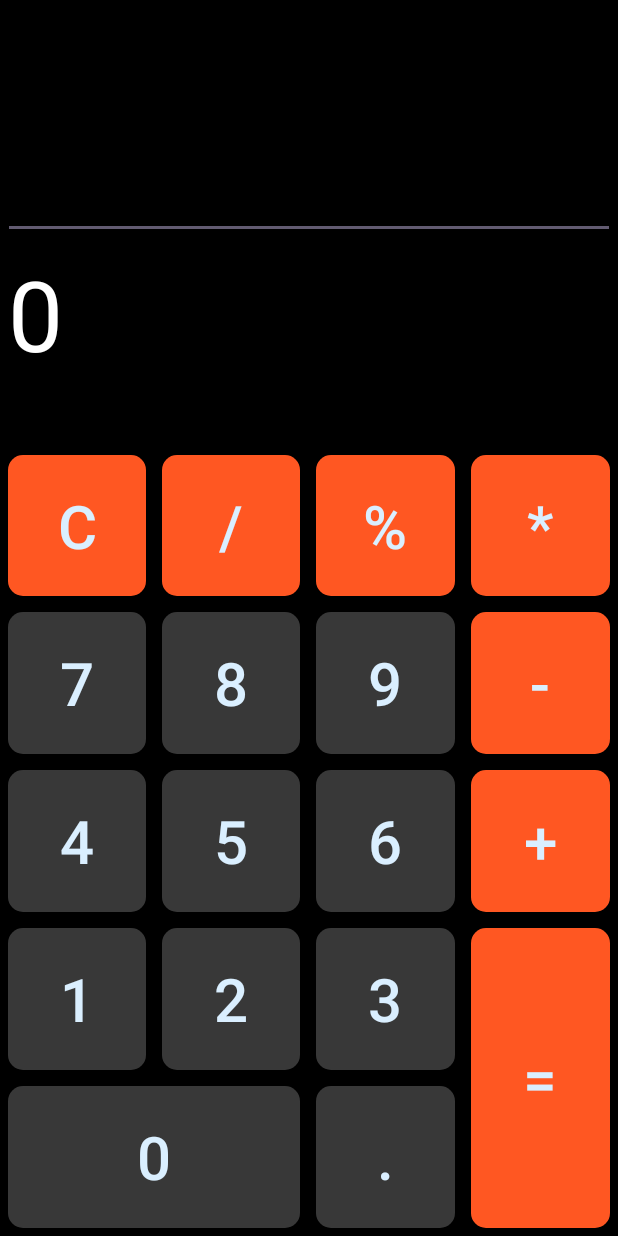
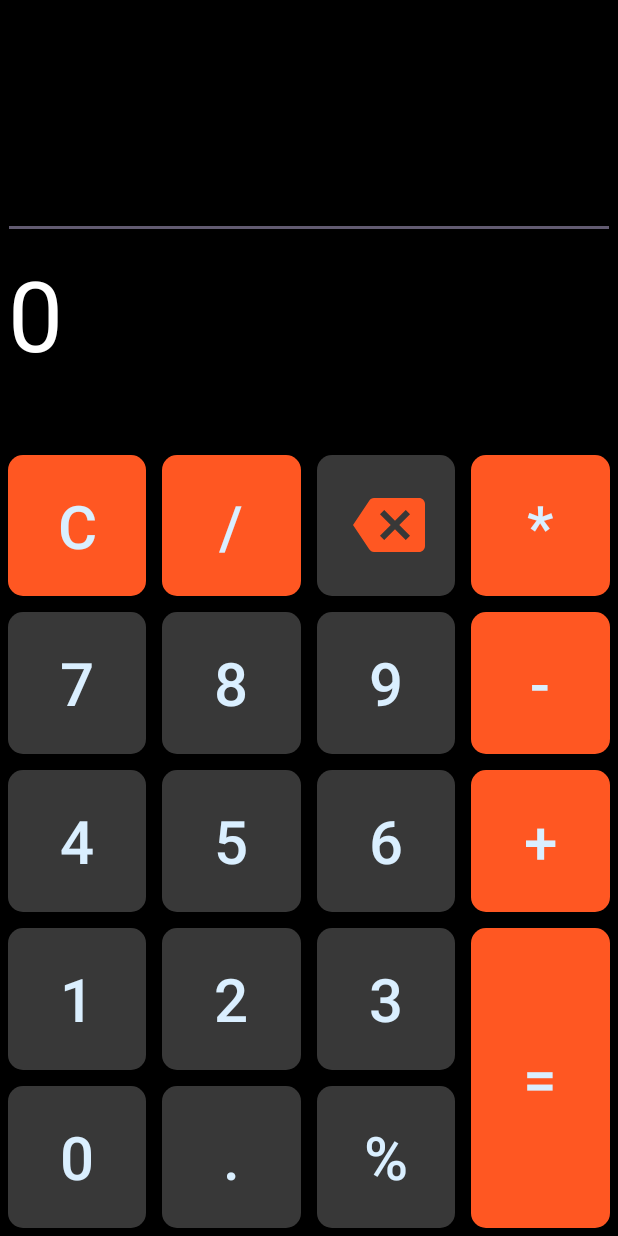
Before and after one commit to ali-ben-hammad/Calculatrice, an Android app: the screen it shows after launch (MainActivity), on a phone screen of 412 x 824 dp. Run offline under Robolectric (Android 15) with nearby library versions, the phone set to English and light mode, and no system bars.

```diff
--- a/app/src/main/java/com/example/calculatrice/Calculator.java
+++ b/app/src/main/java/com/example/calculatrice/Calculator.java
@@ -35,6 +35,4 @@ public class Calculator {
         return expr.calculate();
     }
 
-    // Define an interface for the ResultCallback
-
 }
--- a/app/src/main/java/com/example/calculatrice/MainActivity.java
+++ b/app/src/main/java/com/example/calculatrice/MainActivity.java
@@ -7,6 +7,7 @@ import android.content.res.Configuration;
 import android.os.Bundle;
 import android.os.RemoteException;
 import android.service.carrier.CarrierMessagingService;
+import android.text.TextUtils;
 import android.util.Log;
 import android.view.View;
 import android.webkit.ValueCallback;
@@ -79,18 +80,18 @@ public class MainActivity extends AppCompatActivity {
         // Define the operator buttons
 
         // Get the basic operator button IDs
-        int[] operatorButtonIds = {R.id.btnPlus, R.id.btnMinus, R.id.btnMulitply, R.id.btnDivide, R.id.btnPercent, R.id.btnDot};
+        int[] operatorButtonIds = {R.id.btnPlus, R.id.btnMinus, R.id.btnMulitply, R.id.btnDivide, R.id.btnPercent, R.id.btnDot, R.id.btnDel};
 
 // Check if the advanced operator buttons are available
         if (getResources().getConfiguration().orientation == Configuration.ORIENTATION_LANDSCAPE) {
-            int[] advancedButtonIds = { R.id.btnSin, R.id.btnCos, R.id.btnTan, R.id.btnLn, R.id.btnLeftParentheses, R.id.btnRightParentheses, R.id.btnSqrt, R.id.btnPi};
+            int[] advancedButtonIds = {R.id.btnSin, R.id.btnCos, R.id.btnTan, R.id.btnLn, R.id.btnLeftParentheses, R.id.btnRightParentheses, R.id.btnSqrt, R.id.btnPi};
 
             // Append the advanced operator button IDs to the basic ones
             operatorButtonIds = Arrays.copyOf(operatorButtonIds, operatorButtonIds.length + advancedButtonIds.length);
             System.arraycopy(advancedButtonIds, 0, operatorButtonIds, operatorButtonIds.length - advancedButtonIds.length, advancedButtonIds.length);
 
         }
-            for (int operatorButtonId : operatorButtonIds) {
+        for (int operatorButtonId : operatorButtonIds) {
             Button operatorButton = findViewById(operatorButtonId);
             operatorButton.setOnClickListener(new View.OnClickListener() {
                 @Override
@@ -123,16 +124,28 @@ public class MainActivity extends AppCompatActivity {
                 resultTextView.setText("0");
             }
         });
+        // Set an OnClickListener to the delete button that calls a new method
+        Button btnDel = findViewById(R.id.btnDel);
+        btnDel.setOnClickListener(new View.OnClickListener() {
+            @Override
+            public void onClick(View v) {
+                // Get the current input string
+                String currentInput = inputEditText.getText().toString();
+
+                // If the input string is not empty, remove the last character
+                if (!TextUtils.isEmpty(currentInput)) {
+                    String newInput = currentInput.substring(0, currentInput.length() - 1);
+                    inputEditText.setText(newInput);
+                }
+            }
+        });
     }
 
     private void calculate() {
-        // Get the expression from the inputEditText
         Calculator.expression = inputEditText.getText().toString();
-        // Clear the inputEditText
-        // inputEditText.getText().clear();
-        // Append the result to the inputEditText
+
         double result = calculator.calculateResult();
-        if(Double.isNaN(result)) {
+        if (Double.isNaN(result)) {
             resultTextView.setText("Error");
             return;
         }
--- /dev/null
+++ b/app/src/main/res/drawable/delete.xml
@@ -0,0 +1,10 @@
+<?xml version="1.0" encoding="utf-8"?>
+<vector xmlns:android="http://schemas.android.com/apk/res/android"
+    android:width="48dp"
+    android:height="48dp"
+    android:viewportWidth="48"
+    android:viewportHeight="48">
+    <path
+        android:fillColor="@color/f_bg"
+        android:pathData="M44,6H14c-1.38,0 -2.47,0.7 -3.19,1.76L0,23.99l10.81,16.23C11.53,41.28 12.62,42 14,42h30c2.21,0 4,-1.79 4,-4V10c0,-2.21 -1.79,-4 -4,-4zM38,31.17L35.17,34L28,26.83L20.83,34L18,31.17L25.17,24L18,16.83L20.83,14L28,21.17L35.17,14L38,16.83L30.83,24L38,31.17z"/>
+</vector>
--- a/app/src/main/res/layout/normal_layout.xml
+++ b/app/src/main/res/layout/normal_layout.xml
@@ -32,8 +32,8 @@
 
     <android.widget.Button
         android:id="@+id/btnPercent"
-        style="@style/button_f"
-        android:layout_row="0"
+        style="@style/button_n"
+        android:layout_row="4"
         android:layout_rowWeight="1"
         android:layout_column="2"
         android:layout_columnWeight="1"
@@ -201,7 +201,7 @@
         android:layout_row="4"
         android:layout_rowWeight="1"
         android:layout_column="0"
-        android:layout_columnSpan="2"
+        android:layout_columnSpan="1"
         android:layout_columnWeight="1"
 
         android:layout_gravity="fill_horizontal"
@@ -214,12 +214,29 @@
         style="@style/button_n"
         android:layout_row="4"
         android:layout_rowWeight="1"
-        android:layout_column="2"
+        android:layout_column="1"
         android:layout_columnWeight="1"
 
         android:layout_margin="5dp"
 
         android:text="." />
 
+    <android.widget.Button
+        android:id="@+id/btnDel"
+        style="@style/button_n"
+        android:layout_row="0"
+        android:layout_rowWeight="1"
+
+        android:layout_column="2"
+        android:layout_columnSpan="1"
+        android:layout_columnWeight="1"
+        android:layout_margin="5dp"
+
+
+        android:drawableEnd="@drawable/delete"
+        android:gravity="center_horizontal"
+        android:onClick="onButtonClick"
+        android:paddingHorizontal="20dp" />
+
 
 </GridLayout>
--- a/app/src/main/res/values/styles.xml
+++ b/app/src/main/res/values/styles.xml
@@ -21,4 +21,9 @@
         <item name="android:textSize">40sp</item>
 
     </style>
+    <style name="buttonDel">
+        <item name="android:background">@drawable/delete</item>
+        <item name="android:textColor">@color/n_bg</item>
+        <item name="android:textSize">40sp</item>
+    </style>
 </resources>
```
Also changed, not shown: app/src/main/res/layout/landscape_layout.xml (+19 -1 lines), app/src/main/res/layout/screen.xml (deleted, +0 -24 lines).
